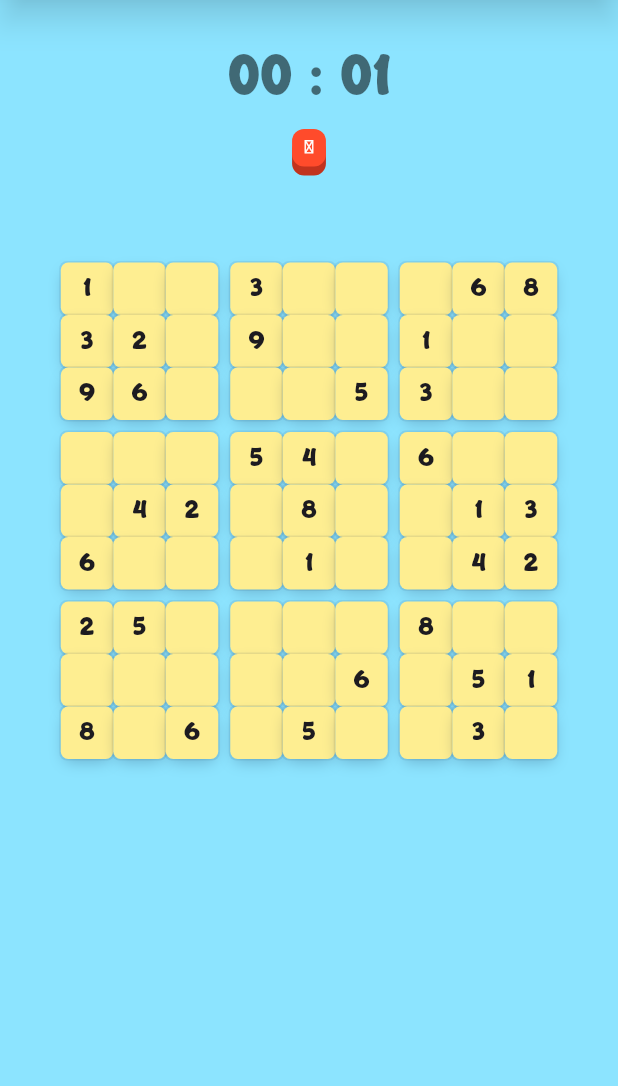
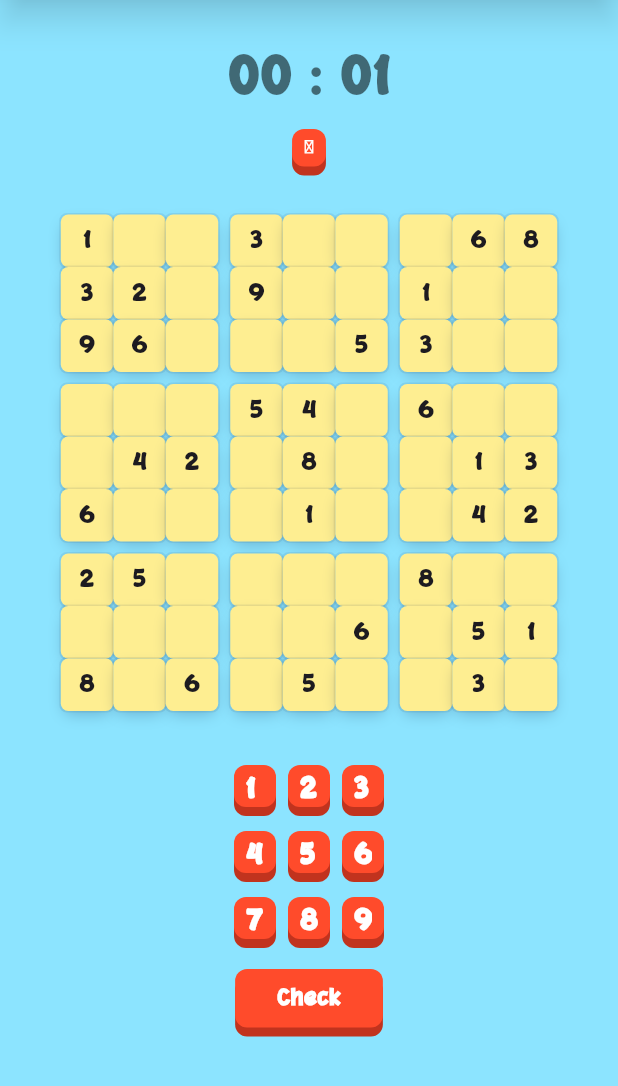
Before and after one commit to agunggst/flutter_sudoku, a Flutter app: the SudokuGamePage screen opened directly, on a phone screen of 412 x 824 dp, the part 150-1236 px from its top. Run offline on Flutter 3.47's test engine with Material 3 defaults, Android fonts, the light colour scheme and no system bars.

Commit message:
numpad UI done

```diff
--- a/lib/pages/sudoku.dart
+++ b/lib/pages/sudoku.dart
@@ -1,9 +1,10 @@
 import 'package:flutter/material.dart';
 import 'package:flutter_sudoku/functions/generate_sudoku_board.dart';
+import 'package:flutter_sudoku/widgets/modals/simple_dialog.dart';
 import 'package:flutter_sudoku/widgets/number_tiles.dart';
+import 'package:flutter_sudoku/widgets/numpad.dart';
 import 'package:flutter_sudoku/widgets/push_button.dart';
 import 'package:flutter_sudoku/widgets/stop_watch.dart';
-// import 'package:flutter_sudoku/widgets/number_tiles.dart';
 
 class SudokuGamePage extends StatefulWidget {
   const SudokuGamePage({super.key});
@@ -13,17 +14,7 @@ class SudokuGamePage extends StatefulWidget {
 }
 
 class _SudokuGamePageState extends State<SudokuGamePage> {
-  List<List<int>> sudokuBoard = [
-    [6,0,0,0,0,0,0,0,0],
-    [0,0,0,0,0,0,0,0,0],
-    [0,0,0,0,0,0,0,0,0],
-    [0,0,0,0,4,0,0,0,0],
-    [0,0,0,0,0,0,0,0,0],
-    [0,0,7,0,0,0,0,0,0],
-    [0,0,0,0,0,0,0,0,0],
-    [0,0,0,0,0,0,0,0,0],
-    [0,0,0,0,0,0,0,0,0],
-  ];
+  List<List<int>> sudokuBoard = [];
   final GlobalKey<StopWatchState> stopwatchKey = GlobalKey<StopWatchState>();
   bool get isPaused => stopwatchKey.currentState?.isPaused ?? false;
 
@@ -37,7 +28,20 @@ class _SudokuGamePageState extends State<SudokuGamePage> {
 
   @override
   Widget build(BuildContext context) {
-    return Scaffold(
+    return PopScope(
+      canPop: false,
+      onPopInvokedWithResult: (didPop, result) async {
+        bool? exit = await showConfirmDialog(
+          context: context,
+          title: "Perhatian!",
+          message: "Apakah kamu ingin keluar dari game?",
+        );
+
+        if (exit == true && context.mounted) {
+          Navigator.pop(context);
+        }
+      },
+      child: Scaffold(
         appBar: AppBar(
           backgroundColor: Color(0xFFFFA239),
           shadowColor: Colors.black54,
@@ -75,9 +79,9 @@ class _SudokuGamePageState extends State<SudokuGamePage> {
                           });
                         },
                       ),
-                    const SizedBox(height: 64,),
                     ],
                   ),
+                  const SizedBox(height: 32,),
                   Column(
                     children: List.generate(9, (row) {
                       return Row(
@@ -98,11 +102,32 @@ class _SudokuGamePageState extends State<SudokuGamePage> {
                       );
                     }),
                   ),
+                  const SizedBox(height: 28,),
+                  // NumPad()
+                  Container(
+                    width: 100,
+                    // height: ,
+                    alignment: Alignment.center,
+                    child: Column(
+                      children: [
+                        NumPad(),
+                        const SizedBox(height: 20,),
+                        PushButton(
+                          text: "Check",
+                          paddingH: 28,
+                          paddingV: 8,
+                          fontSize: 16,
+                          onPressed: () {}
+                        )
+                      ],
+                    ),
+                  )
                 ],
               ),
             ),
           )
         ),
+      )
     );
   }
 }
--- /dev/null
+++ b/lib/widgets/numpad.dart
@@ -0,0 +1,37 @@
+import 'package:flutter/material.dart';
+import 'package:flutter_sudoku/widgets/push_button.dart';
+
+class NumPad extends StatefulWidget {
+  const NumPad({super.key});
+
+  @override
+  State<NumPad> createState() => _NumPadState();
+}
+
+class _NumPadState extends State<NumPad> {
+  List<int> numList = [1,2,3,4,5,6,7,8,9];
+  @override
+  Widget build(BuildContext context) {
+    return GridView.builder(
+      shrinkWrap: true,
+      physics: const NeverScrollableScrollPhysics(),
+      itemCount: numList.length,
+      gridDelegate: SliverGridDelegateWithFixedCrossAxisCount(
+        crossAxisCount: 3,
+        crossAxisSpacing: 8,
+        mainAxisSpacing: 16,
+        childAspectRatio: 1
+      ),
+      itemBuilder: (BuildContext context, int index) {
+        return PushButton(
+          text: numList[index].toString(),
+          paddingH: 8,
+          paddingV: 4,
+          fontSize: 16,
+          fontFamily: "Cartoon",
+          onPressed: () {}
+        );
+      }
+    );
+  }
+}
--- a/lib/widgets/push_button.dart
+++ b/lib/widgets/push_button.dart
@@ -4,6 +4,7 @@ class PushButton extends StatefulWidget {
   final String text;
   final VoidCallback onPressed;
   final double fontSize;
+  final String fontFamily;
   final double paddingH;
   final double paddingV;
 
@@ -12,6 +13,7 @@ class PushButton extends StatefulWidget {
     required this.text,
     required this.onPressed,
     this.fontSize = 24,
+    this.fontFamily = "Rufing",
     this.paddingH = 28,
     this.paddingV = 14,
   });
@@ -61,6 +63,7 @@ class _PushButtonState extends State<PushButton> {
             color: Colors.white,
             fontSize: widget.fontSize,
             fontWeight: FontWeight.bold,
+            fontFamily: widget.fontFamily
           ),
         ),
       ),
```
Also changed, not shown: lib/widgets/modals/simple_dialog.dart (added, +34 -0 lines). Lines whose indentation alone changed are shown as unchanged.
